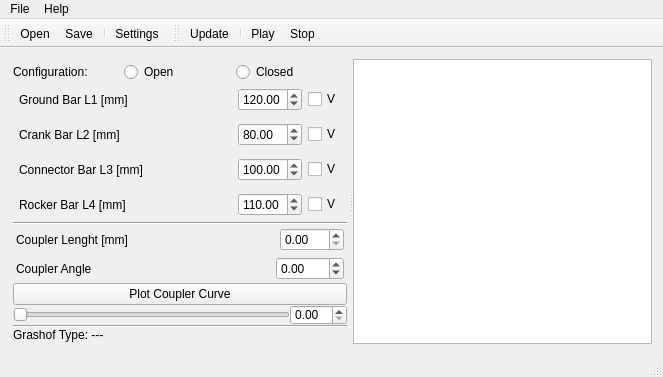
This is mainwindow.ui in stivio00/FourBarVis as Qt 5 draws it before an edit. The edited form follows.
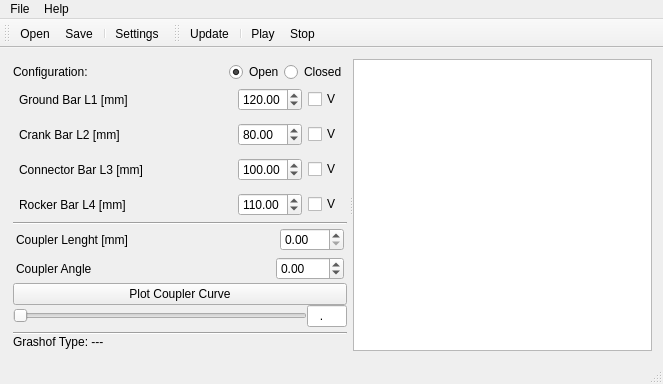
This is the edited form. Icons and pictures are not drawn.

```diff
--- a/mainwindow.ui
+++ b/mainwindow.ui
@@ -7,7 +7,7 @@
     <x>0</x>
     <y>0</y>
     <width>663</width>
-    <height>374</height>
+    <height>384</height>
    </rect>
   </property>
   <property name="windowTitle">
@@ -86,11 +86,27 @@
              </property>
             </widget>
            </item>
+           <item>
+            <spacer name="horizontalSpacer_7">
+             <property name="orientation">
+              <enum>Qt::Horizontal</enum>
+             </property>
+             <property name="sizeHint" stdset="0">
+              <size>
+               <width>40</width>
+               <height>20</height>
+              </size>
+             </property>
+            </spacer>
+           </item>
            <item>
             <widget class="QRadioButton" name="radioButton">
              <property name="text">
               <string>Open</string>
              </property>
+             <property name="checked">
+              <bool>true</bool>
+             </property>
             </widget>
            </item>
            <item>
@@ -483,13 +499,25 @@
             </widget>
            </item>
            <item>
-            <widget class="QDoubleSpinBox" name="doubleSpinBox_7">
+            <widget class="QLineEdit" name="lineEdit">
              <property name="minimumSize">
               <size>
                <width>0</width>
-               <height>20</height>
+               <height>0</height>
               </size>
              </property>
+             <property name="maximumSize">
+              <size>
+               <width>40</width>
+               <height>16777215</height>
+              </size>
+             </property>
+             <property name="inputMask">
+              <string>###.##</string>
+             </property>
+             <property name="text">
+              <string>.</string>
+             </property>
             </widget>
            </item>
           </layout>
```
